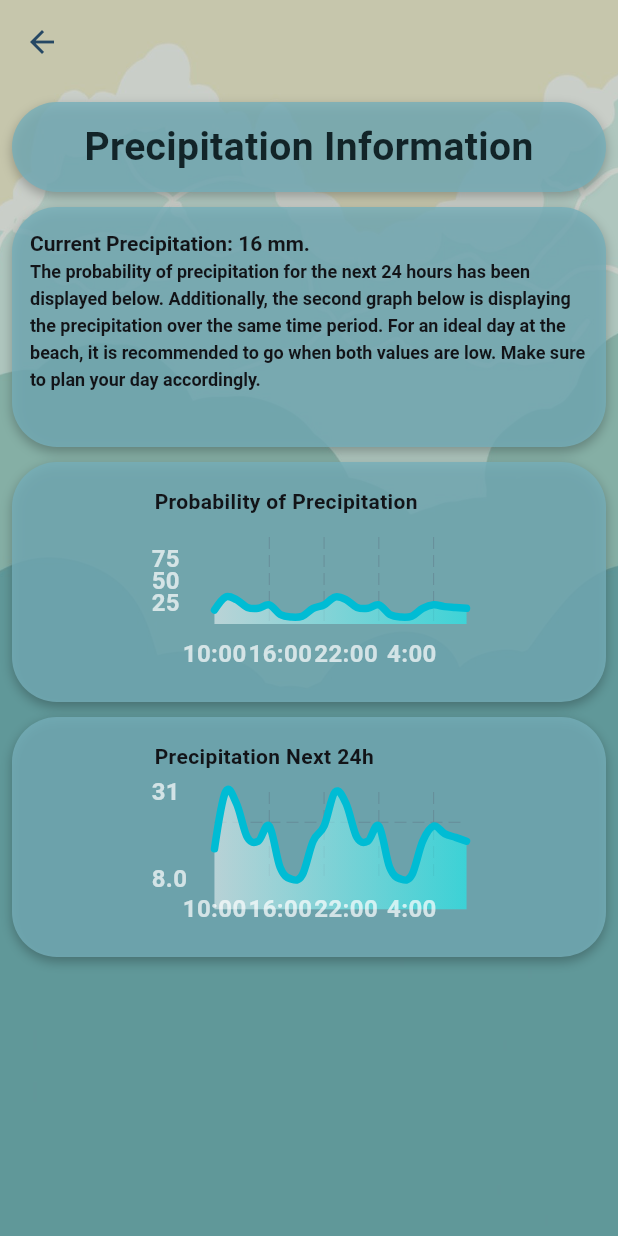
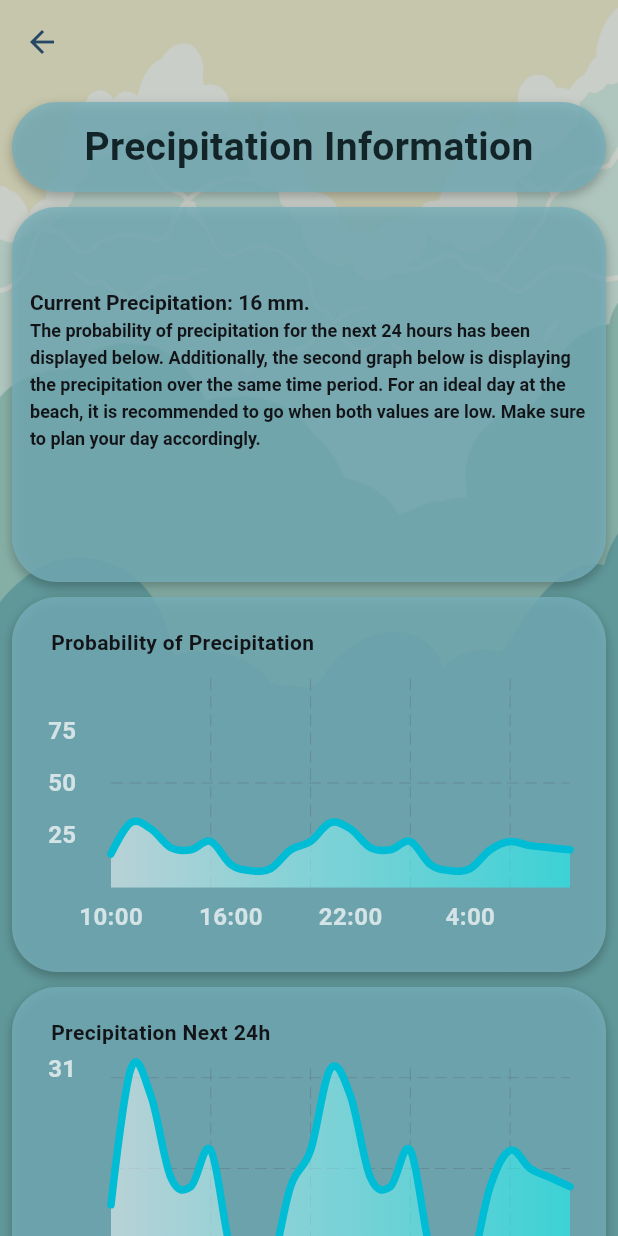
Before and after one commit to DakPro/beach_weather_app, a Flutter app: the PrecipitationPage screen opened directly, on a phone screen of 412 x 824 dp. Run offline on Flutter 3.47's test engine with Material 3 defaults, Android fonts, the phone set to English and light mode, and no system bars; drawn by our look-alikes of fl_chart; our stand-ins replace geocoding, geolocator, reorderables, shared_preferences; missing offline and left inert: open_meteo; accounts and stored records are empty.

Commit message:
Scrollable graphs

```diff
--- a/lib/element_pages.dart
+++ b/lib/element_pages.dart
@@ -564,13 +564,15 @@
       ),
       extendBodyBehindAppBar: true,
       body: Container(
+        constraints: BoxConstraints.expand(),
         decoration: BoxDecoration(
           image: DecorationImage(
             image: AssetImage('assets/background_1_v2.png'),
-            fit: BoxFit.cover,
+            fit: BoxFit.fill
           ),
         ),
-        child: Column(
+        child: SingleChildScrollView(child: Column(
+          crossAxisAlignment: CrossAxisAlignment.stretch,
           children: [
             SizedBox(height: 60),
             Padding(padding: const EdgeInsets.all(8.0),
@@ -603,7 +605,7 @@
                 SizedBox(height: 10),
                 Container(
                     padding: const EdgeInsets.all(12.0),
-                    height: 160,
+                    height: 250,
                     alignment: Alignment.center,
                     decoration: BoxDecoration(
                       color: Color(0xFF75AEB9).withValues(alpha: 0.8),
@@ -635,7 +637,7 @@
                 SizedBox(height: 10),
                 // graphs to visualise what the next 24 hours will look like
                 Container(
-                  height: 160,
+                  height: 250,
                   padding: EdgeInsets.all(10),
                   alignment: Alignment.center,
                   decoration: BoxDecoration(
@@ -653,7 +655,7 @@
                 ),
                 SizedBox(height: 10),
                 Container(
-                  height: 160,
+                  height: 250,
                   padding: EdgeInsets.all(10),
                   alignment: Alignment.center,
                   decoration: BoxDecoration(
@@ -673,7 +675,7 @@
               ),
             ),
           ],
-        ),
+        ),),
       ),
     );
   }
@@ -1041,13 +1043,14 @@
       ),
       extendBodyBehindAppBar: true,
       body: Container(
+        constraints: BoxConstraints.expand(),
         decoration: BoxDecoration(
           image: DecorationImage(
             image: AssetImage('assets/background_1_v2.png'),
             fit: BoxFit.cover,
           ),
         ),
-        child: Column(
+        child: SingleChildScrollView(child: Column(
           children: [
             SizedBox(height: 60),
             Padding(padding: const EdgeInsets.all(8.0),
@@ -1113,7 +1116,7 @@
                 // graphs with temperature and apparent temperature data for the next 24 hours
                 Container(
                   padding: EdgeInsets.symmetric(vertical: 10),
-                  height: 160,
+                  height: 250,
                   alignment: Alignment.center,
                   decoration: BoxDecoration(
                     color: Color(0xFF75AEB9).withValues(alpha: 0.8),
@@ -1131,7 +1134,7 @@
                 SizedBox(height: 10),
                 Container(
                   padding: EdgeInsets.symmetric(vertical: 10),
-                  height: 160,
+                  height: 250,
                   alignment: Alignment.center,
                   decoration: BoxDecoration(
                     color: Color(0xFF75AEB9).withValues(alpha: 0.8),
@@ -1151,7 +1154,7 @@
             ),
           ],
         ),
-      ),
+      ),)
     );
   }
 } // DONE
```
